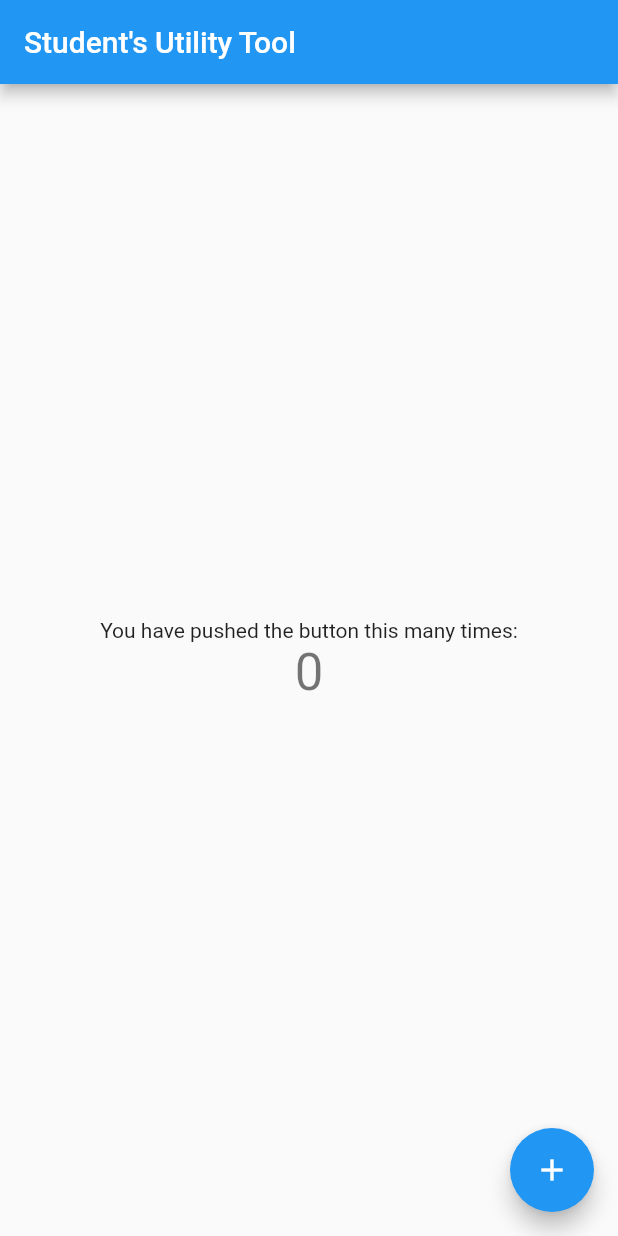
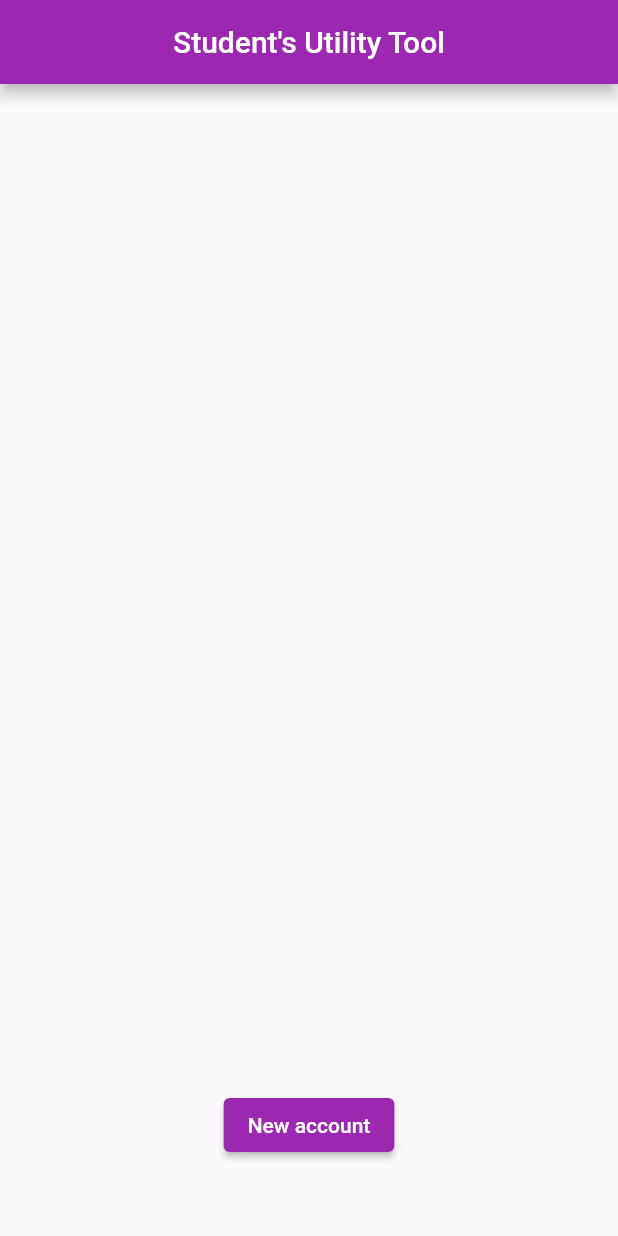
Before and after one commit to benjamin-tsoumagas/csci4100u-final-project, a Flutter app: the screen it shows after launch, on a phone screen of 412 x 824 dp. Run offline on Flutter 3.47's test engine with Material 2 defaults, Android fonts, the phone set to English and light mode, and no system bars; our stand-ins replace cloud_firestore, firebase_core, sqflite; accounts and stored records are empty.

Commit message:
Added account class and improved main screen

```diff
--- a/student_utility_tool/lib/main.dart
+++ b/student_utility_tool/lib/main.dart
@@ -1,8 +1,11 @@
+import 'dart:developer';
+
 import 'package:flutter/material.dart';
 import 'package:sqflite/sqflite.dart';
 import 'package:path/path.dart';
 import 'package:firebase_core/firebase_core.dart';
 import 'package:cloud_firestore/cloud_firestore.dart';
+import 'package:student_utility_tool/account.dart';
 import 'package:student_utility_tool/start_page.dart';
 
 void main() {
@@ -17,7 +20,7 @@ class MyApp extends StatelessWidget {
     return MaterialApp(
       title: 'Flutter Demo',
       theme: ThemeData(
-        primarySwatch: Colors.blue,
+        primarySwatch: Colors.purple,
       ),
       home: StartPage(),
     );
@@ -34,38 +37,75 @@ class MyHomePage extends StatefulWidget {
 }
 
 class _MyHomePageState extends State<MyHomePage> {
-  int _counter = 0;
-
-  void _incrementCounter() {
-    setState(() {
-      _counter++;
-    });
-  }
+  int _selectedIndex = -1;
+  List<Map> _accounts = [];
 
   @override
   Widget build(BuildContext context) {
     return Scaffold(
       appBar: AppBar(
+        centerTitle: true,
         title: Text(widget.title),
       ),
       body: Center(
-        child: Column(
-          mainAxisAlignment: MainAxisAlignment.center,
-          children: <Widget>[
-            const Text(
-              'You have pushed the button this many times:',
-            ),
-            Text(
-              '$_counter',
-              style: Theme.of(context).textTheme.headline4,
-            ),
-          ],
+        child: Container(
+          padding: const EdgeInsets.all(50),
+          child: Column(
+            children: [
+              //Listview of made accounts
+              Flexible(
+                fit: FlexFit.loose,
+                child: ListView.separated(
+                  itemBuilder: (BuildContext context, int index) {
+                    return GestureDetector(
+                      child: ListTile(
+                        selected: false,
+                        tileColor: _selectedIndex == index ? Colors.blue : null,
+                        title: Text(_accounts[index]['username']),
+                        subtitle: Text(_accounts[index]['email']),
+                        trailing: Row(
+                          children: [
+                            //Button to sign in to account
+                            ElevatedButton(
+                                onPressed: () {}, child: const Text("Sign in")),
+                            ElevatedButton(
+                              onPressed: () {},
+                              child:
+                                  const Icon(Icons.delete, color: Colors.white),
+                              style:
+                                  ElevatedButton.styleFrom(primary: Colors.red),
+                            )
+                          ],
+                        ),
+                        onTap: () {
+                          setState(() {
+                            _selectedIndex = index;
+                          });
+                        },
+                      ),
+                    );
+                  },
+                  separatorBuilder: (BuildContext context, int index) =>
+                      Divider(
+                    height: 5,
+                    color: Colors.grey.shade200,
+                  ),
+                  itemCount: _accounts.length,
+                ),
+              ),
+              //Button to create a new account
+              Container(
+                padding: const EdgeInsets.only(top: 50),
+                child: ElevatedButton(
+                    child: const Text("New account"),
+                    onPressed: () {
+                      //TODO: add transition to make new account
+                      log("Make new account");
+                    }),
+              ),
+            ],
+          ),
         ),
-      ),
-      floatingActionButton: FloatingActionButton(
-        onPressed: _incrementCounter,
-        tooltip: 'Increment',
-        child: const Icon(Icons.add),
       ),
     );
   }
```
Also changed, not shown: student_utility_tool/lib/account.dart (added, +23 -0 lines).
